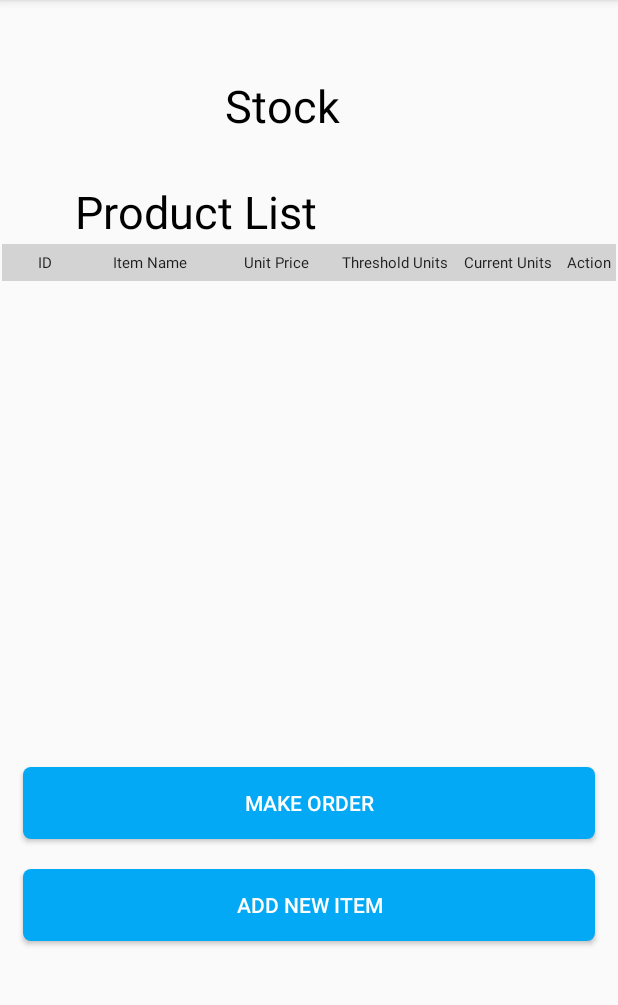
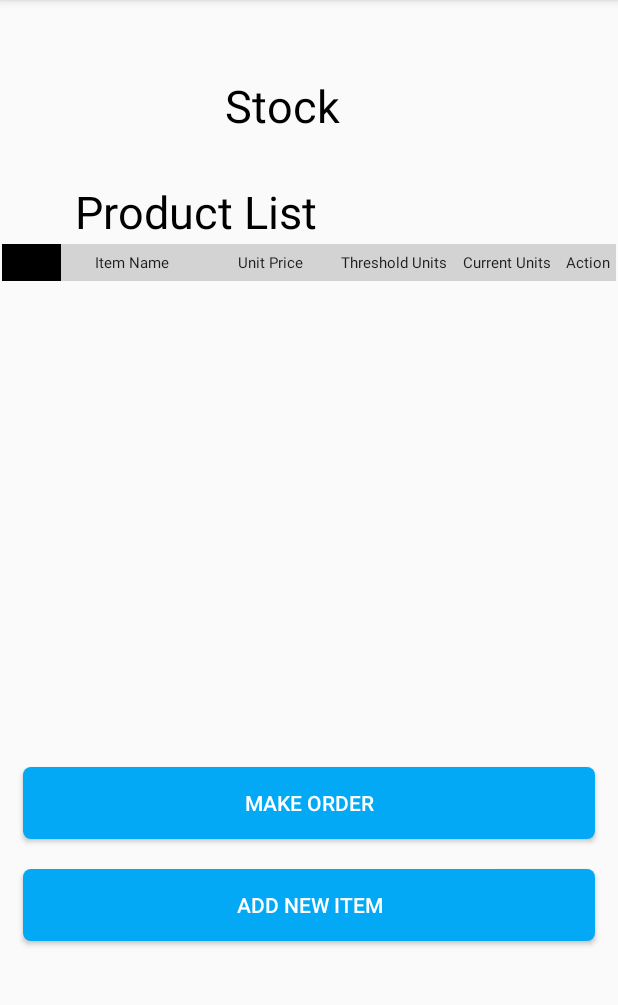
Before and after one commit to TharushiRachel/CSSE_MobileApp, an Android app: the ViewStock screen opened directly, with no data from a screen before it, on a phone screen of 412 x 824 dp, the part 84-1089 px from its top. Run offline under Robolectric (Android 15) with nearby library versions, the phone set to English and light mode, and no system bars; our stand-ins replace Firebase (no records; nobody signed in at launch, a user with empty details on screens opened directly).

Commit message:
Site manager functions completed

```diff
--- a/app/build.gradle
+++ b/app/build.gradle
@@ -36,9 +36,12 @@ dependencies {
     implementation 'com.google.firebase:firebase-analytics'
     implementation 'androidx.constraintlayout:constraintlayout:2.1.1'
     testImplementation 'junit:junit:4.12'
+    testImplementation 'org.junit.jupiter:junit-jupiter:5.7.1'
     androidTestImplementation 'androidx.test.ext:junit:1.1.3'
     androidTestImplementation 'androidx.test.espresso:espresso-core:3.4.0'
 
 }
 
+
+
 apply plugin: 'com.google.gms.google-services'
--- a/app/src/main/java/com/example/csse_mobileapp/AddOrder.java
+++ b/app/src/main/java/com/example/csse_mobileapp/AddOrder.java
@@ -129,7 +129,7 @@ public class AddOrder extends AppCompatActivity {
                                         totalP.setText("Total Price = Rs.500");
 
                                         Order order = new Order();
-                                        overTotalPrice = overTotalPrice+order.getTotal();
+                                        overTotalPrice = overTotalPrice+order.getTotal(price, quantity1);
 
 //                                        totalP.setText("Total Price = Rs." +String.valueOf(overTotalPrice));
 
--- a/app/src/main/java/com/example/csse_mobileapp/Order.java
+++ b/app/src/main/java/com/example/csse_mobileapp/Order.java
@@ -39,8 +39,11 @@ public class Order {
         this.quantity = quantity;
     }
 
-    public double getTotal(){
+    public double getTotal(double UnitPrice, double quantity){
         total = total + UnitPrice*quantity;
         return total;
     }
+
+
+
 }
--- a/app/src/main/res/layout/activity_view_stock.xml
+++ b/app/src/main/res/layout/activity_view_stock.xml
@@ -41,17 +41,7 @@
             android:layout_margin="1dp"
             android:layout_weight="1" >
 
-            <TextView
-                android:layout_width="match_parent"
-                android:layout_height="wrap_content"
-                android:textAppearance="?android:attr/textAppearanceLarge"
-                android:text=" ID"
-                android:layout_column="0"
-                android:background="#D3D3D3"
-                android:gravity="center"
-                android:padding="5dp"
-                android:textSize="10dp"
-                />
+
 
             <TextView
                 android:layout_width="wrap_content"
--- a/build.gradle
+++ b/build.gradle
@@ -3,6 +3,7 @@ buildscript {
     repositories {
         google()
         jcenter()
+        mavenCentral()
     }
     dependencies {
         classpath "com.android.tools.build:gradle:4.0.1"
@@ -23,3 +24,7 @@ allprojects {
 task clean(type: Delete) {
     delete rootProject.buildDir
 }
+
+//test {
+//    useJUnitPlatform()
+//}
```
Also changed, not shown: app/src/main/java/com/example/csse_mobileapp/VendorDetails.java (+1 -17 lines), app/src/main/res/layout/list_items.xml (+8 -36 lines), 1 other file.
